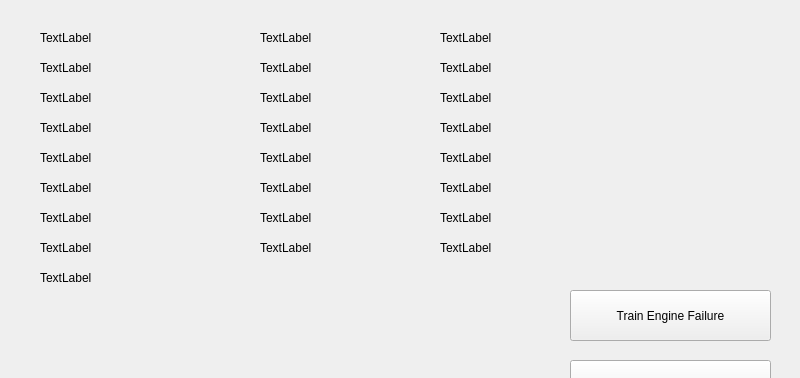
Above: Train_Model/form.ui from ece1140thebteam/train_system_sim before the change; both pictures show x 0 to 800 and y 0 to 378 of the 800 by 600 pixel window. Below: the same form after it.
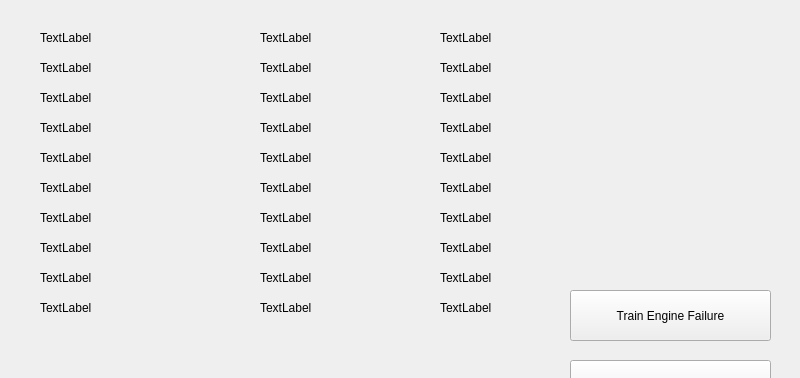
That is the form after the change.

Commit message: station and authority

What changed in the file:
```diff
--- a/Train_Model/form.ui
+++ b/Train_Model/form.ui
@@ -180,7 +180,7 @@
     <property name="geometry">
      <rect>
       <x>440</x>
-      <y>120</y>
+      <y>240</y>
       <width>161</width>
       <height>16</height>
      </rect>
@@ -257,8 +257,8 @@
    <widget class="QLabel" name="powercmd">
     <property name="geometry">
      <rect>
-      <x>440</x>
-      <y>180</y>
+      <x>40</x>
+      <y>210</y>
       <width>161</width>
       <height>16</height>
      </rect>
@@ -270,8 +270,8 @@
    <widget class="QLabel" name="tempcmd">
     <property name="geometry">
      <rect>
-      <x>40</x>
-      <y>210</y>
+      <x>260</x>
+      <y>240</y>
       <width>181</width>
       <height>16</height>
      </rect>
@@ -371,7 +371,7 @@
     <property name="geometry">
      <rect>
       <x>260</x>
-      <y>240</y>
+      <y>270</y>
       <width>141</width>
       <height>16</height>
      </rect>
@@ -384,7 +384,7 @@
     <property name="geometry">
      <rect>
       <x>440</x>
-      <y>240</y>
+      <y>270</y>
       <width>131</width>
       <height>16</height>
      </rect>
@@ -406,6 +406,71 @@
      <string>TextLabel</string>
     </property>
    </widget>
+   <widget class="QLabel" name="elightcmd">
+    <property name="geometry">
+     <rect>
+      <x>440</x>
+      <y>180</y>
+      <width>141</width>
+      <height>16</height>
+     </rect>
+    </property>
+    <property name="text">
+     <string>TextLabel</string>
+    </property>
+   </widget>
+   <widget class="QLabel" name="elight">
+    <property name="geometry">
+     <rect>
+      <x>440</x>
+      <y>120</y>
+      <width>141</width>
+      <height>16</height>
+     </rect>
+    </property>
+    <property name="text">
+     <string>TextLabel</string>
+    </property>
+   </widget>
+   <widget class="QLabel" name="station">
+    <property name="geometry">
+     <rect>
+      <x>40</x>
+      <y>300</y>
+      <width>181</width>
+      <height>16</height>
+     </rect>
+    </property>
+    <property name="text">
+     <string>TextLabel</string>
+    </property>
+   </widget>
+   <widget class="QLabel" name="beacon">
+    <property name="geometry">
+     <rect>
+      <x>260</x>
+      <y>300</y>
+      <width>181</width>
+      <height>16</height>
+     </rect>
+    </property>
+    <property name="text">
+     <string>TextLabel</string>
+    </property>
+   </widget>
+   <widget class="QLabel" name="auth">
+    <property name="geometry">
+     <rect>
+      <x>440</x>
+      <y>300</y>
+      <width>181</width>
+      <height>16</height>
+     </rect>
+    </property>
+    <property name="text">
+     <string>TextLabel</string>
+    </property>
+   </widget>
   </widget>
   <widget class="QMenuBar" name="menubar">
    <property name="geometry">
```
Left out of the diff: 4 changed lines with no effect on the pictures. The commit also changes 4 other files.
